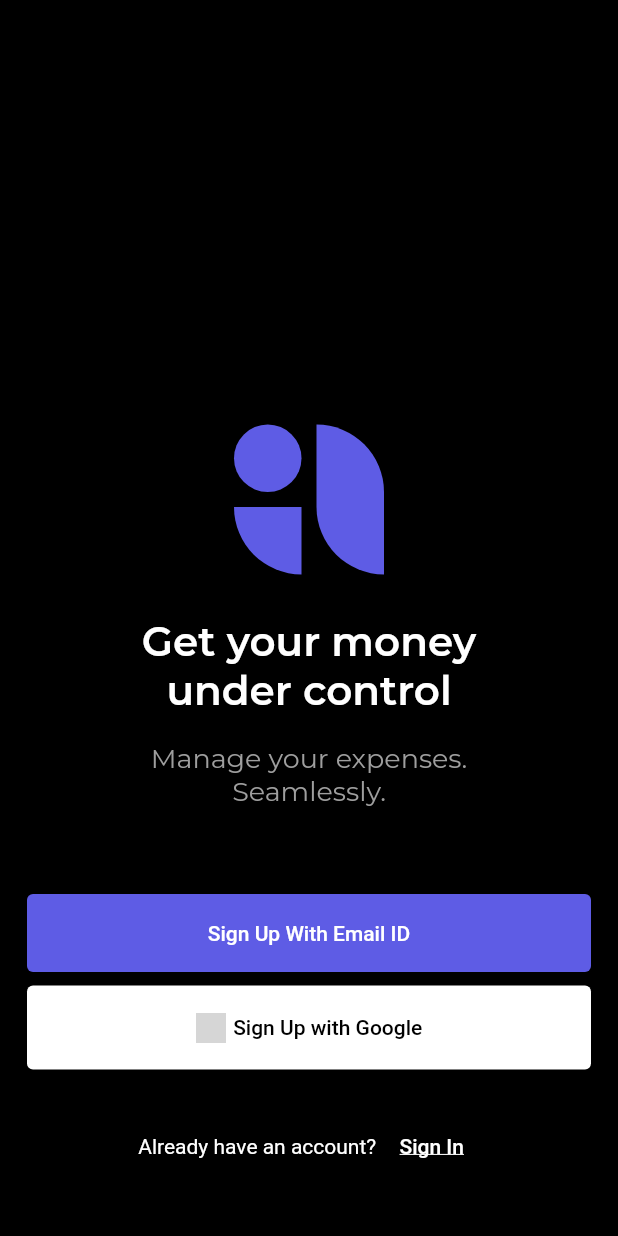
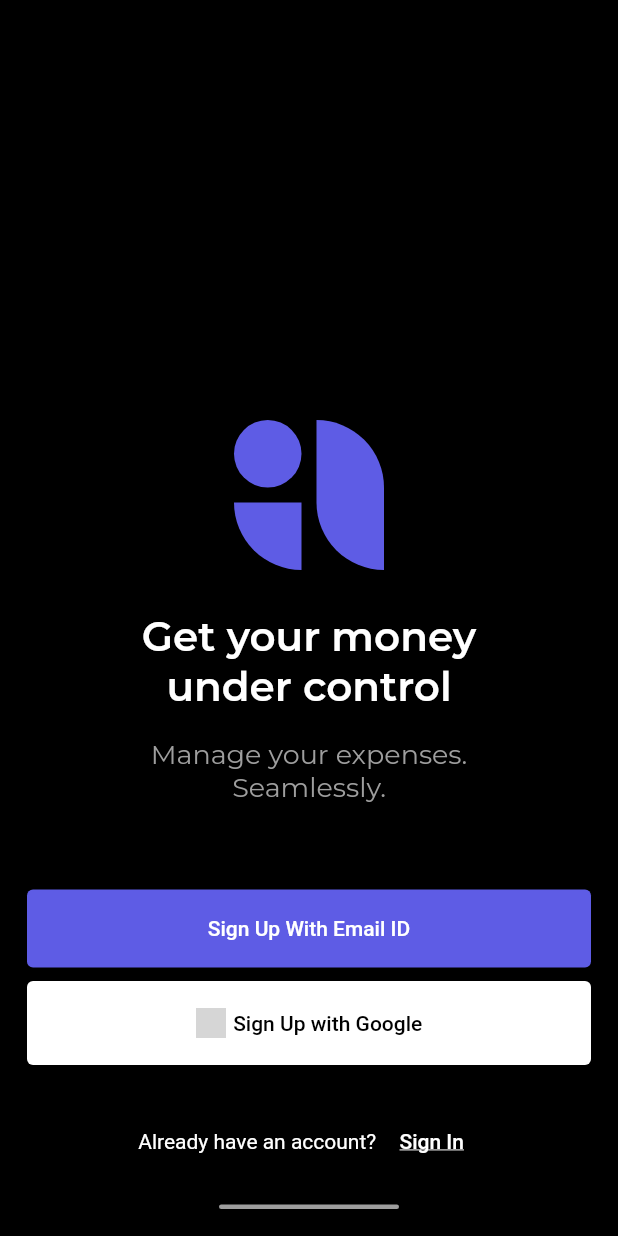
Before and after one commit to alexsandercdm/projects_studies, a Flutter app: the screen it shows after launch, on a phone screen of 412 x 824 dp. Run offline on Flutter 3.47's test engine with Material 2 defaults, Android fonts, the light colour scheme and no system bars; grey boxes are pictures that could not be loaded.

Commit message:
Adicionando rodapé

```diff
--- a/money/lib/main.dart
+++ b/money/lib/main.dart
@@ -165,6 +165,14 @@ class HomePage extends StatelessWidget {
                 const SizedBox(
                   height: 9,
                 ),
+                Container(
+                  width: 120,
+                  height: 3,
+                  decoration: const BoxDecoration(
+                    color: Colors.grey,
+                    borderRadius: BorderRadius.all(Radius.circular(10)),
+                  ),
+                ),
               ],
             ),
           ),
```
